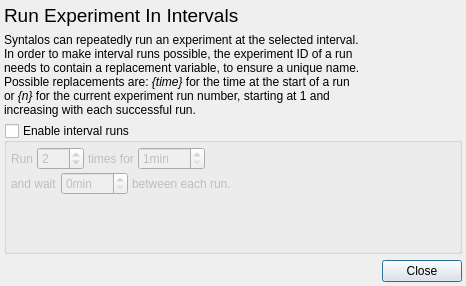
The window that src/intervalrundialog.ui (syntalos/syntalos) describes before a commit, drawn with Qt 5.
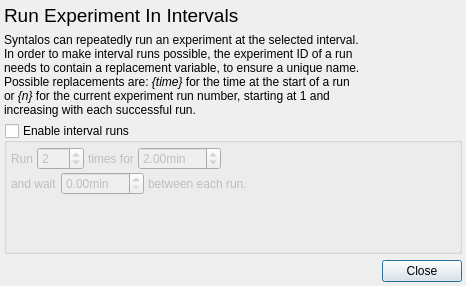
The same window after the commit. Icons and pictures are not drawn.

Diff of the .ui file:
```diff
--- a/src/intervalrundialog.ui
+++ b/src/intervalrundialog.ui
@@ -140,15 +140,24 @@
           </widget>
          </item>
          <item>
-          <widget class="QSpinBox" name="spinBoxDuration">
+          <widget class="QDoubleSpinBox" name="spinBoxDuration">
            <property name="suffix">
             <string>min</string>
            </property>
+           <property name="decimals">
+            <number>2</number>
+           </property>
            <property name="minimum">
-            <number>1</number>
+            <double>0.150000000000000</double>
            </property>
            <property name="maximum">
-            <number>999</number>
+            <double>999.000000000000000</double>
+           </property>
+           <property name="singleStep">
+            <double>0.500000000000000</double>
+           </property>
+           <property name="value">
+            <double>2.000000000000000</double>
            </property>
           </widget>
          </item>
@@ -194,12 +203,15 @@
           </widget>
          </item>
          <item>
-          <widget class="QSpinBox" name="spinBoxDelay">
+          <widget class="QDoubleSpinBox" name="spinBoxDelay">
            <property name="suffix">
             <string>min</string>
            </property>
            <property name="maximum">
-            <number>999</number>
+            <double>999.000000000000000</double>
+           </property>
+           <property name="singleStep">
+            <double>0.500000000000000</double>
            </property>
           </widget>
          </item>
```
Left out of the diff: 3 changed lines with no effect on the pictures.
